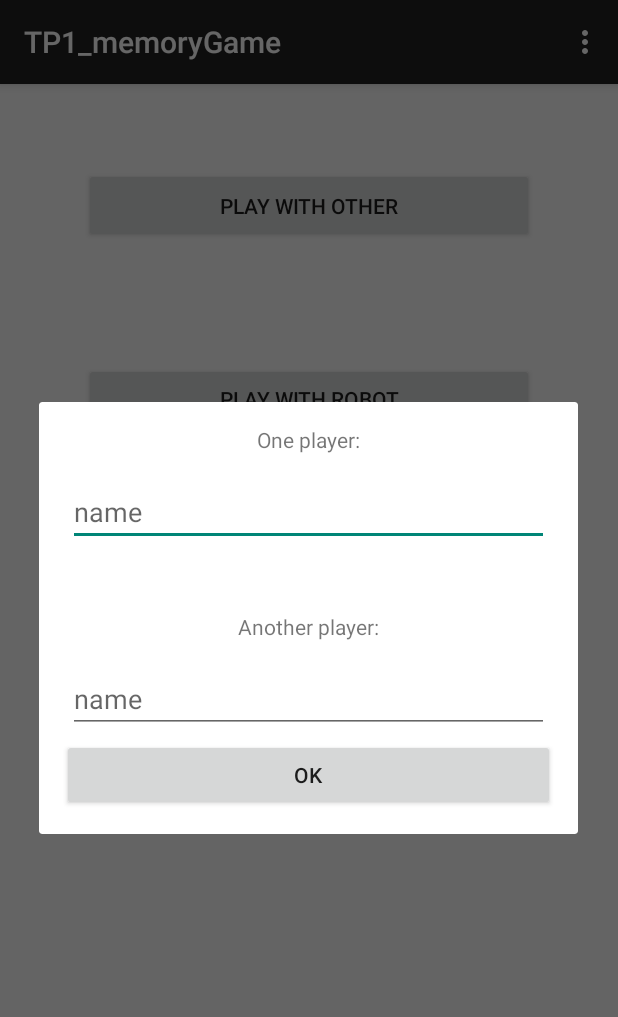
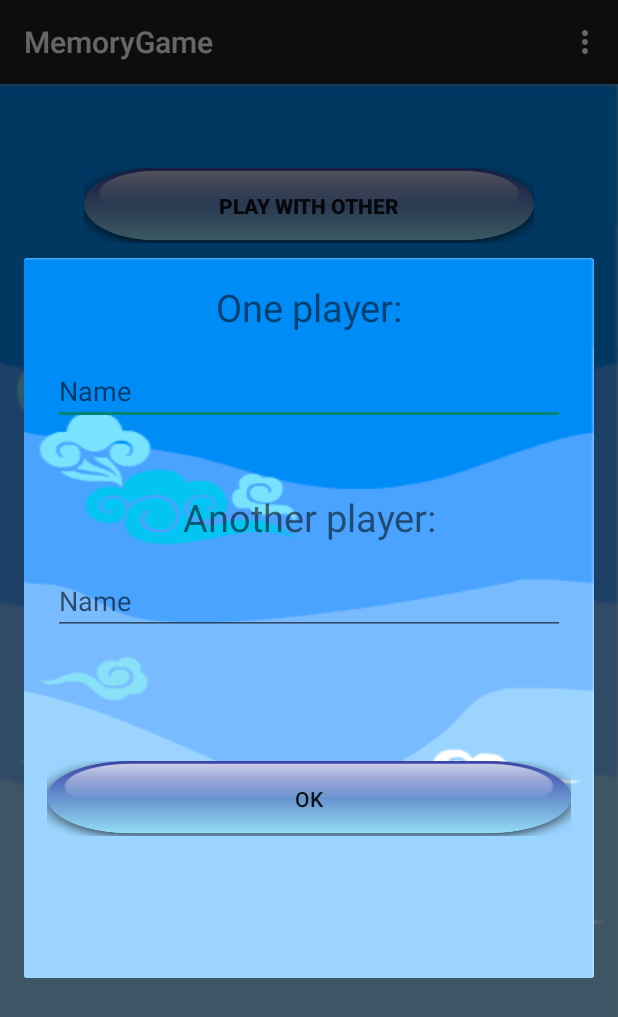
Before and after one commit to ChunxiaZhang/INF8405_TP, an Android app: the screen it shows after launch (MainActivity), after a tap on "PLAY WITH OTHER", on a phone screen of 412 x 824 dp. Shown: the top 1017 px of the screen. Run offline under Robolectric (Android 15) with nearby library versions, the phone set to English and light mode, and no system bars.

Commit message:
add background

```diff
--- a/TP1_memoryGame/app/src/main/AndroidManifest.xml
+++ b/TP1_memoryGame/app/src/main/AndroidManifest.xml
@@ -14,6 +14,7 @@
         <activity
             android:name=".MainActivity"
             android:label="@string/app_name"
+            android:icon="@drawable/logo"
             android:screenOrientation="portrait">
             <intent-filter>
                 <action android:name="android.intent.action.MAIN" />
@@ -23,6 +24,7 @@
         <activity
             android:name=".GameActivity"
             android:label="@string/title_userSettingActivity"
+            android:icon="@drawable/logo"
             android:screenOrientation="portrait">
             </activity>
 
--- a/TP1_memoryGame/app/src/main/java/com/memorygame/example/zoe/tp1_memorygame/HumanPlayer.java
+++ b/TP1_memoryGame/app/src/main/java/com/memorygame/example/zoe/tp1_memorygame/HumanPlayer.java
@@ -46,7 +46,6 @@ public class HumanPlayer extends Player{
 
                     /**
                      * After second piece chose send message to mainHandler
-                     * Let GameActivity delay 1 second before update interface?????????
                      */
                     gameActivity.mainHandler.sendMessageDelayed(matchMsg,1000);
                 }
--- a/TP1_memoryGame/app/src/main/java/com/memorygame/example/zoe/tp1_memorygame/RobotPlayer.java
+++ b/TP1_memoryGame/app/src/main/java/com/memorygame/example/zoe/tp1_memorygame/RobotPlayer.java
@@ -38,7 +38,6 @@ public class RobotPlayer extends Player{
 
                 /**
                  * After choose the second piece send message to mainHandler
-                 * and let delay 1 second before update interface?????????
                  */
                 gameActivity.mainHandler.sendMessageDelayed(matchMsg,1000);
             }
--- a/TP1_memoryGame/app/src/main/res/layout/activity_game.xml
+++ b/TP1_memoryGame/app/src/main/res/layout/activity_game.xml
@@ -3,6 +3,7 @@
     android:layout_height="match_parent" android:paddingLeft="@dimen/activity_horizontal_margin"
     android:paddingRight="@dimen/activity_horizontal_margin"
     android:paddingTop="@dimen/activity_vertical_margin"
+    android:background="@drawable/room"
     android:paddingBottom="@dimen/activity_vertical_margin" tools:context=".MainActivity">
 
 
--- a/TP1_memoryGame/app/src/main/res/layout/activity_main.xml
+++ b/TP1_memoryGame/app/src/main/res/layout/activity_main.xml
@@ -3,6 +3,7 @@
     android:layout_height="match_parent" android:paddingLeft="@dimen/activity_horizontal_margin"
     android:paddingRight="@dimen/activity_horizontal_margin"
     android:paddingTop="@dimen/activity_vertical_margin"
+    android:background="@drawable/room"
     android:paddingBottom="@dimen/activity_vertical_margin" tools:context=".MainActivity">
 
 
@@ -26,24 +27,34 @@
             android:text="@string/btnTwoPlayers_text"
             android:layout_margin="40dp"
             android:layout_weight="2"
-            />
+            android:background="@drawable/button_img"
+            android:textStyle="bold"/>
         <Button
             android:layout_width="fill_parent"
-            android:layout_height="wrap_content"
+            android:layout_height="50dp"
             android:id="@+id/btnWithRobot"
             android:layout_margin="40dp"
-            android:text="@string/btnWithRobot_text"/>
+            android:layout_weight="2"
+            android:background="@drawable/button_img"
+            android:text="@string/btnWithRobot_text"
+            android:textStyle="bold"/>
         <Button
             android:layout_width="fill_parent"
-            android:layout_height="wrap_content"
+            android:layout_height="50dp"
             android:id="@+id/btnScores"
             android:layout_margin="40dp"
+            android:layout_weight="2"
+            android:background="@drawable/button_img"
+            android:textStyle="bold"
             android:text="@string/btnScores_text"/>
         <Button
             android:layout_width="fill_parent"
-            android:layout_height="wrap_content"
+            android:layout_height="50dp"
             android:id="@+id/btnExit"
             android:layout_margin="40dp"
+            android:layout_weight="2"
+            android:background="@drawable/button_img"
+            android:textStyle="bold"
             android:text="@string/btnExit_text"/>
         </LinearLayout>
 
--- a/TP1_memoryGame/app/src/main/res/layout/dialog_playersetting.xml
+++ b/TP1_memoryGame/app/src/main/res/layout/dialog_playersetting.xml
@@ -2,6 +2,7 @@
 <LinearLayout xmlns:android="http://schemas.android.com/apk/res/android"
     android:layout_width="match_parent" android:layout_height="match_parent"
     android:padding="15dp"
+    android:background="@drawable/room"
     android:orientation="vertical">
 
     <TextView
@@ -9,10 +10,11 @@
         android:layout_height="wrap_content"
         android:gravity="center_horizontal"
         android:id="@+id/playerNameTextView1"
+        android:textSize="25dp"
         android:text="@string/onePlayerName"/>
     <EditText
         android:id="@+id/playerOne"
-        android:inputType="textEmailAddress"
+        android:inputType="textCapCharacters"
         android:layout_width="match_parent"
         android:layout_height="wrap_content"
         android:layout_marginTop="16dp"
@@ -25,11 +27,12 @@
         android:layout_height="wrap_content"
         android:gravity="center_horizontal"
         android:id="@+id/playerNameTextView2"
+        android:textSize="25dp"
         android:text="@string/anotherPlayerName"
         android:paddingTop="40dp"/>
     <EditText
         android:id="@+id/PlayerTwo"
-        android:inputType="textEmailAddress"
+        android:inputType="textCapCharacters"
         android:layout_width="match_parent"
         android:layout_height="wrap_content"
         android:layout_marginTop="16dp"
@@ -40,7 +43,9 @@
     <Button
         android:id="@+id/btnGameStart"
         android:layout_width="fill_parent"
-        android:layout_height="wrap_content"
+        android:layout_marginTop="80dp"
+        android:layout_height="50dp"
+        android:background="@drawable/button_img"
         android:text="@string/ok"/>
 
 </LinearLayout>
--- a/TP1_memoryGame/app/src/main/res/values/strings.xml
+++ b/TP1_memoryGame/app/src/main/res/values/strings.xml
@@ -1,7 +1,7 @@
 <?xml version="1.0" encoding="utf-8"?>
 <resources>
 
-    <string name="app_name">TP1_memoryGame</string>
+    <string name="app_name">MemoryGame</string>
     <string name="hello_world">Hello world!</string>
     <string name="action_settings">Settings</string>
     <string name="btnTwoPlayers_text">Play with other</string>
@@ -14,7 +14,7 @@
     <string name="gameStart_text">Start</string>
     <string name="title_userSettingActivity">Players</string>
     <string name="score_Text">Score:</string>
-    <string name="player_name">name</string>
+    <string name="player_name">Name</string>
     <string name="onePlayerName">One player:</string>
     <string name="anotherPlayerName">Another player:</string>
     <string name="score">score</string>
```
Also changed, not shown: TP1_memoryGame/app/src/main/res/layout/popup_bestscores.xml (+15 -2 lines), TP1_memoryGame/app/src/main/res/drawable/button_img.png (added), TP1_memoryGame/app/src/main/res/drawable/logo.png (added), TP1_memoryGame/app/src/main/res/drawable/room.png (added), TP1_memoryGame/app/src/main/res/drawable/room_old.png (added).
